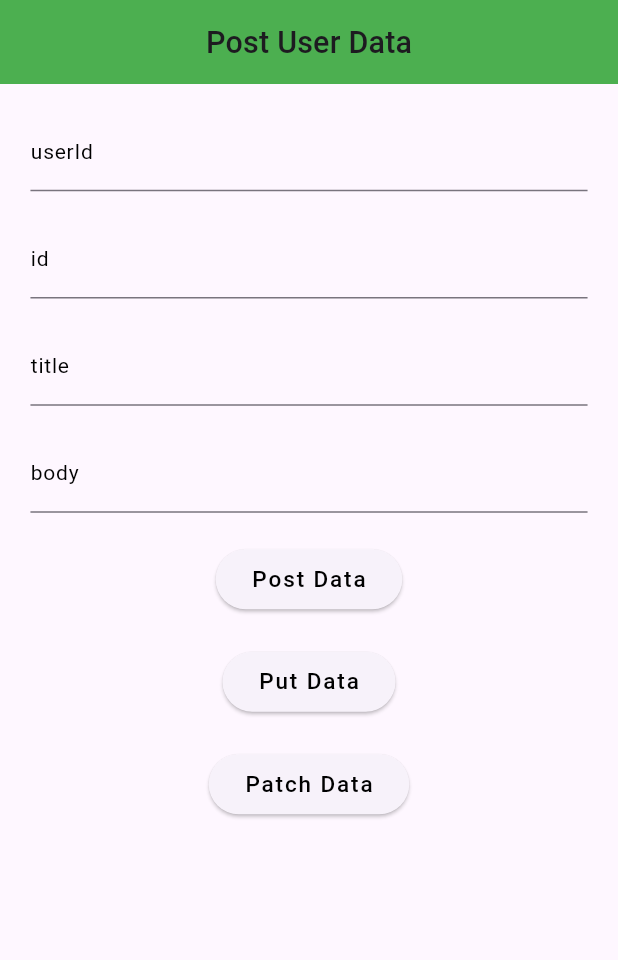
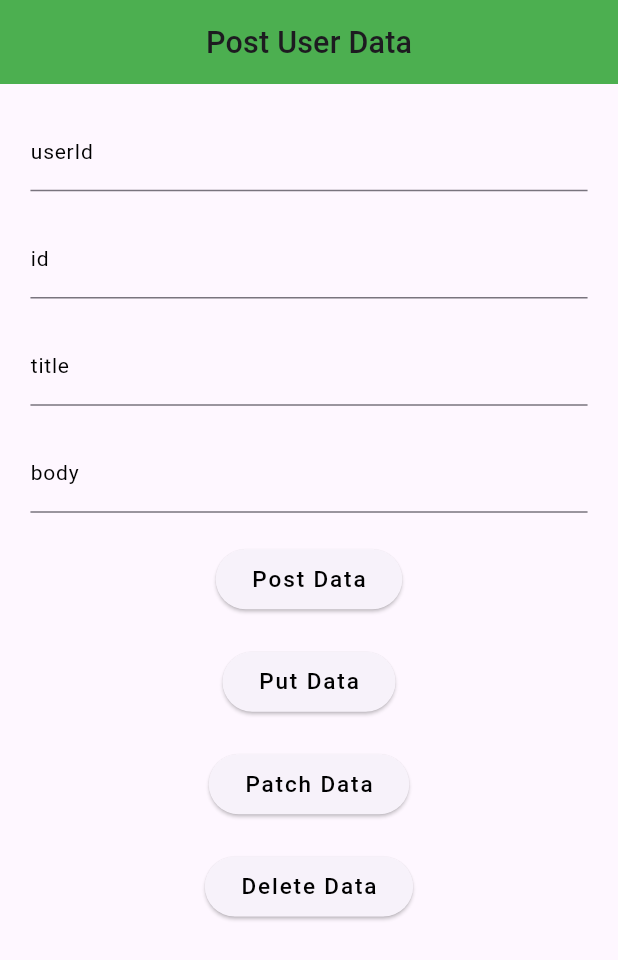
Before and after one commit to Mateo-David/Dio-API-Integration, a Flutter app: the screen it shows after launch, after a tap on "Patch Data", on a phone screen of 412 x 824 dp. Shown: the top 960 px of the screen. Run offline on Flutter 3.47's test engine with Material 3 defaults, Android fonts, the phone set to English and light mode, and no system bars; our stand-ins replace dio, flutter_screenutil, get; missing offline and left inert: dart:html; network calls fail.

Commit message:
deleteUserData

```diff
--- a/lib/app/data/api_crud.dart
+++ b/lib/app/data/api_crud.dart
@@ -32,9 +32,10 @@ class APICrudOperation {
   }
 
   patchUserData(patchurl) async {
-    return await Dio().patch(patchurl,
-    data: {
-      "title": "Muhammad Ali"
-    });
+    return await Dio().patch(patchurl, data: {"title": "Muhammad Ali"});
+  }
+
+  deleteUserData(deleteUrl) async {
+    return await Dio().delete(deleteUrl);
   }
 }
--- a/lib/view/post_user_data/post_user_data.dart
+++ b/lib/view/post_user_data/post_user_data.dart
@@ -114,7 +114,19 @@ class PostUserData extends StatelessWidget {
                     "Patch Data",
                     style: TextStyle(fontSize: 15, color: Colors.black),
                   ),
-                )
+                ),
+                SizedBox(
+                  height: 20.h,
+                ),
+                ElevatedButton(
+                  onPressed: () {
+                    postuserdatacontroller.deleteUserData();
+                  },
+                  child: const Text(
+                    "Delete Data",
+                    style: TextStyle(fontSize: 15, color: Colors.black),
+                  ),
+                ),
               ],
             ),
           ),
```
Also changed, not shown: lib/view-models/post_user_data_controller/post_user_data_controller.dart (+7 -0 lines).
